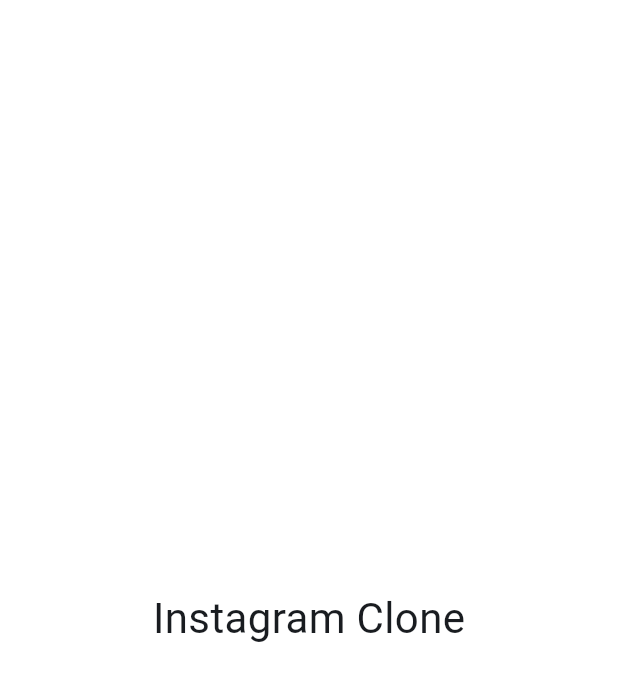
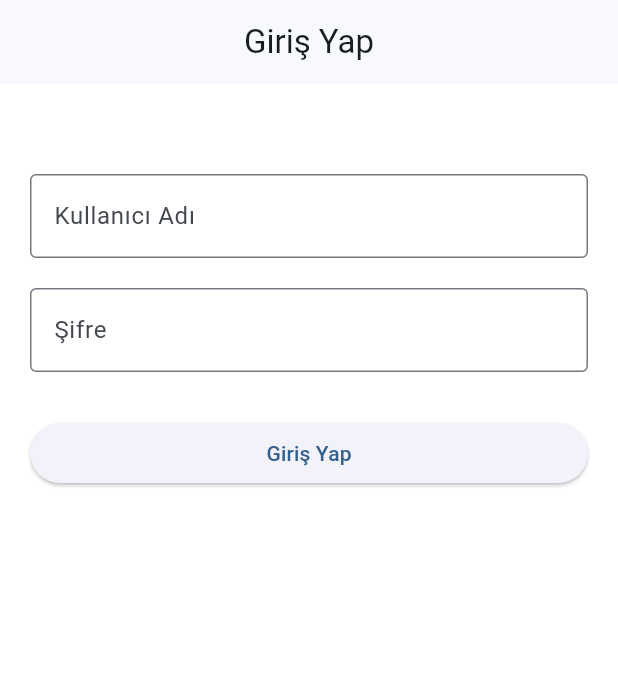
Before and after one commit to zekeriyabasan/instagram-clone-mobile, a Flutter app: the screen it shows after launch, on a phone screen of 412 x 824 dp. Shown: the top 681 px of the screen. Run offline on Flutter 3.47's test engine with Material 3 defaults, Android fonts, the phone set to English and light mode, and no system bars; our stand-ins replace dio, flutter_riverpod, flutter_secure_storage, go_router.

Commit message:
login ve logut işlemleri yapıldı

```diff
--- a/lib/app/router.dart
+++ b/lib/app/router.dart
@@ -1,18 +1,20 @@
-import 'package:flutter/material.dart';
 import 'package:go_router/go_router.dart';
+
+import '../features/auth/presentation/pages/home_page.dart';
+import '../features/auth/presentation/pages/login_page.dart';
+
 
 final class AppRouter {
   static final router = GoRouter(
+    initialLocation: '/login',
     routes: [
       GoRoute(
-        path: '/',
-        builder: (context, state) {
-          return const Scaffold(
-            body: Center(
-              child: Text("Instagram Clone", style: TextStyle(fontSize: 28)),
-            ),
-          );
-        },
+        path: '/login',
+        builder: (context, state) => const LoginPage(),
+      ),
+      GoRoute(
+        path: '/home',
+        builder: (context, state) => const HomePage(),
       ),
     ],
   );
--- /dev/null
+++ b/lib/features/auth/presentation/pages/login_page.dart
@@ -0,0 +1,90 @@
+import 'package:flutter/material.dart';
+import 'package:flutter_riverpod/flutter_riverpod.dart';
+import 'package:go_router/go_router.dart';
+
+import '../../providers/auth_provider.dart';
+
+class LoginPage extends ConsumerStatefulWidget {
+  const LoginPage({super.key});
+
+  @override
+  ConsumerState<LoginPage> createState() => _LoginPageState();
+}
+
+class _LoginPageState extends ConsumerState<LoginPage> {
+  final _usernameController = TextEditingController();
+  final _passwordController = TextEditingController();
+
+  bool _loading = false;
+
+  @override
+  void dispose() {
+    _usernameController.dispose();
+    _passwordController.dispose();
+    super.dispose();
+  }
+
+  Future<void> login() async {
+    setState(() => _loading = true);
+
+    final success = await ref
+        .read(authProvider.notifier)
+        .login(
+          username: _usernameController.text.trim(),
+          password: _passwordController.text,
+        );
+
+    setState(() => _loading = false);
+
+    if (!mounted) return;
+
+    if (success) {
+      context.go('/home');
+    } else {
+      ScaffoldMessenger.of(context).showSnackBar(
+        const SnackBar(content: Text("Kullanıcı adı veya şifre hatalı")),
+      );
+    }
+  }
+
+  @override
+  Widget build(BuildContext context) {
+    return Scaffold(
+      appBar: AppBar(title: const Text("Giriş Yap")),
+      body: Padding(
+        padding: const EdgeInsets.all(20),
+        child: Column(
+          children: [
+            const SizedBox(height: 40),
+
+            TextField(
+              controller: _usernameController,
+              decoration: const InputDecoration(labelText: "Kullanıcı Adı"),
+            ),
+
+            const SizedBox(height: 20),
+
+            TextField(
+              controller: _passwordController,
+              obscureText: true,
+              decoration: const InputDecoration(labelText: "Şifre"),
+            ),
+
+            const SizedBox(height: 30),
+
+            SizedBox(
+              width: double.infinity,
+              child: ElevatedButton(
+                onPressed: _loading ? null : login,
+                child:
+                    _loading
+                        ? const CircularProgressIndicator()
+                        : const Text("Giriş Yap"),
+              ),
+            ),
+          ],
+        ),
+      ),
+    );
+  }
+}
```
Also changed, not shown: lib/core/storage/secure_storage.dart (+31 -5 lines), lib/features/auth/data/models/login_response.dart (added, +22 -0 lines), lib/features/auth/data/repositories/auth_repository.dart (added, +15 -0 lines), lib/features/auth/data/services/auth_service.dart (added, +25 -0 lines), lib/features/auth/presentation/pages/home_page.dart (added, +39 -0 lines), lib/features/auth/providers/auth_provider.dart (added, +57 -0 lines), lib/features/auth/providers/auth_state.dart (added, +15 -0 lines), lib/features/auth/data/models/login_request.dart (added), lib/features/auth/data/models/user_model.dart (added).
